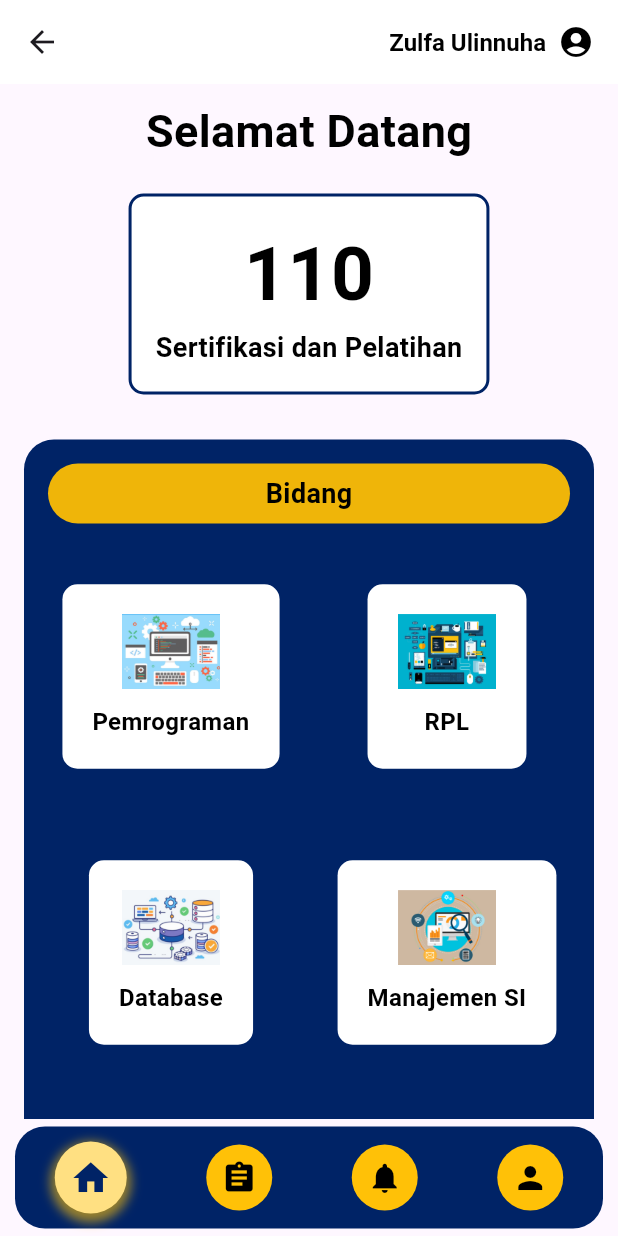
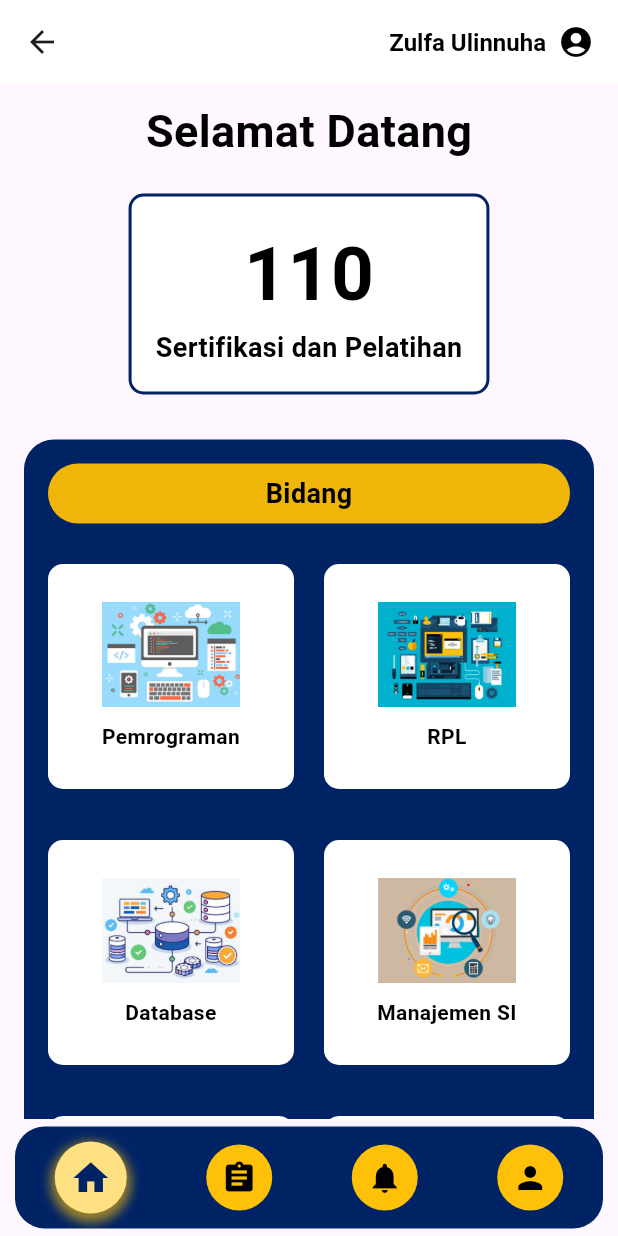
Before and after one commit to Syffafirdausyahhaniputra/hello_world, a Flutter app: the PimpinanPage screen opened directly, on a phone screen of 412 x 824 dp. Run offline on Flutter 3.47's test engine with Material 3 defaults, Android fonts, the light colour scheme and no system bars; our stand-ins replace google_fonts.

Commit message:
modifikasi ukuran grid bidang "pimpinan"

```diff
--- a/lib/pimpinan.dart
+++ b/lib/pimpinan.dart
@@ -161,19 +161,21 @@ class _PimpinanPageState extends State<PimpinanPage> {
     );
   }
 
-  Widget _buildCategoryCard(String title, String iconPath) {
+    Widget _buildCategoryCard(String title, String iconPath) {
     return Container(
       decoration: BoxDecoration(
-        color: const Color(0xFF002366), // Blue color for the card
+        color: const Color(0xFF002366), // Warna biru untuk kartu
         borderRadius: BorderRadius.circular(10),
       ),
       child: Column(
         mainAxisAlignment: MainAxisAlignment.center,
         children: [
           Container(
-            padding: const EdgeInsets.all(20.0), // Padding around the image
+            width: 200, // Lebar tetap untuk gambar dan teks
+            height: 150, // Tinggi tetap untuk gambar dan teks
+            padding: const EdgeInsets.all(1.0), // Padding sekitar gambar
             decoration: BoxDecoration(
-              color: Colors.white, // White background for image and text
+              color: Colors.white, // Latar belakang putih untuk gambar dan teks
               borderRadius: BorderRadius.circular(10),
             ),
             child: Column(
@@ -181,16 +183,16 @@ class _PimpinanPageState extends State<PimpinanPage> {
               children: [
                 Image.asset(
                   iconPath,
-                  height: 50,
+                  height: 70, // Ukuran tetap untuk gambar
                 ),
                 const SizedBox(height: 10),
                 Text(
                   title,
                   textAlign: TextAlign.center,
                   style: const TextStyle(
-                    fontSize: 16,
+                    fontSize: 14, // Font size tetap
                     fontWeight: FontWeight.bold,
-                    color: Colors.black, // Black text color
+                    color: Colors.black, // Warna teks hitam
                   ),
                 ),
               ],
```
